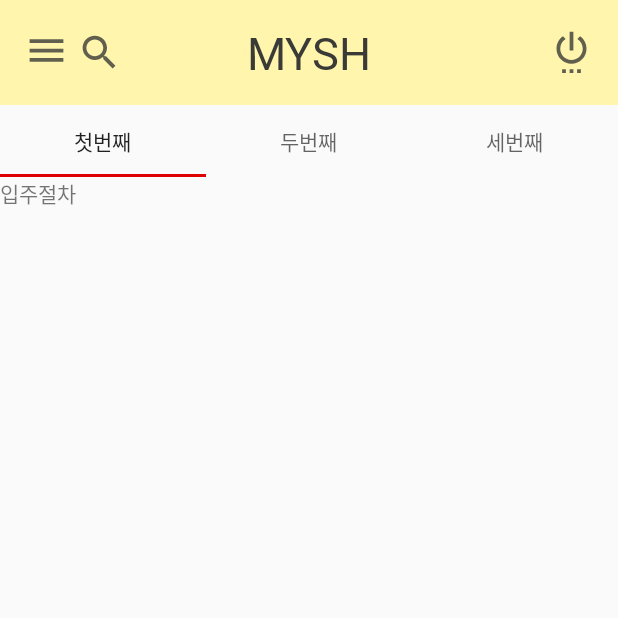
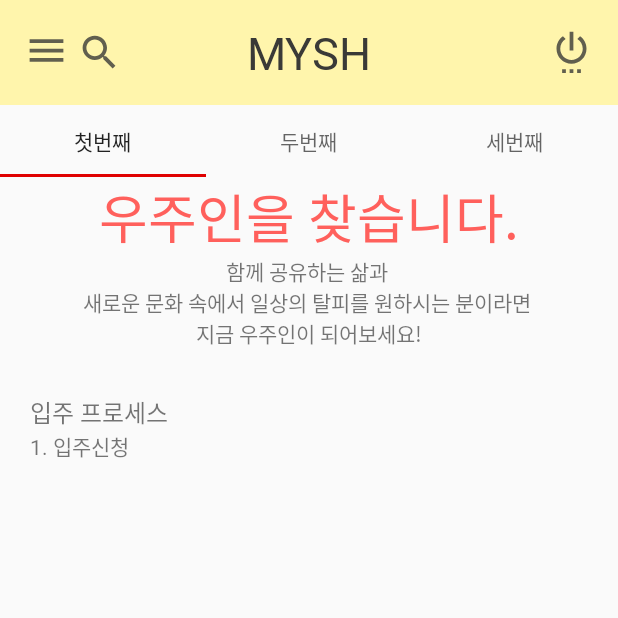
Before and after one commit to littlemary1379/ShareHouse-android-project, an Android app: the HouseManualViewPager1 screen opened directly, with no data from a screen before it, on a phone screen of 412 x 824 dp, the top half of it. Run offline under Robolectric (Android 15) with nearby library versions, the phone set to English and light mode, and no system bars.

Commit message:
첫번째 프레그먼트 내용 추가

```diff
--- a/app/src/main/res/layout/housemanual_viewpage1.xml
+++ b/app/src/main/res/layout/housemanual_viewpage1.xml
@@ -1,11 +1,59 @@
 <?xml version="1.0" encoding="utf-8"?>
-<androidx.constraintlayout.widget.ConstraintLayout
-    xmlns:android="http://schemas.android.com/apk/res/android" android:layout_width="match_parent"
-    android:layout_height="match_parent">
+<LinearLayout xmlns:android="http://schemas.android.com/apk/res/android"
+    android:layout_width="match_parent"
+    android:layout_height="match_parent"
+    xmlns:app="http://schemas.android.com/apk/res-auto"
+    android:orientation="vertical">
 
     <TextView
         android:layout_width="match_parent"
-        android:layout_height="match_parent"
-        android:text="입주절차"/>
+        android:layout_height="wrap_content"
+        android:gravity="center"
+        android:text="우주인을 찾습니다."
+        android:textSize="35sp"
+        android:textColor="@color/colorMainChorale"
+        android:fontFamily="@font/notosanskr_bold"
+        />
+    <TextView
+        android:layout_width="match_parent"
+        android:layout_height="wrap_content"
+        android:gravity="center"
+        android:text="함께 공유하는 삶과 \n새로운 문화 속에서 일상의 탈피를 원하시는 분이라면 \n지금 우주인이 되어보세요!"
+        />
+    <androidx.constraintlayout.widget.ConstraintLayout
+        android:layout_marginTop="30dp"
+        android:layout_width="match_parent"
+        android:layout_height="wrap_content"
+        >
+        <TextView
+            android:id="@+id/tv_movein_process1"
+            android:layout_width="match_parent"
+            android:layout_height="wrap_content"
+            android:layout_marginStart="20dp"
+            android:text="입주 프로세스"
+            android:textSize="16sp"
+            android:fontFamily="@font/notosanskr_bold"
+            app:layout_constraintTop_toTopOf="parent"
+            app:layout_constraintStart_toStartOf="parent"
+            />
+        <LinearLayout
+            android:layout_width="wrap_content"
+            android:layout_height="wrap_content"
+            android:layout_marginStart="20dp"
+            android:orientation="vertical"
+            app:layout_constraintTop_toBottomOf="@id/tv_movein_process1"
+            app:layout_constraintStart_toStartOf="parent"
+            >
+            <TextView
+                android:layout_width="match_parent"
+                android:layout_height="wrap_content"
+                android:text="1. 입주신청"
+                android:fontFamily="@font/notosanskr_light"/>
 
-</androidx.constraintlayout.widget.ConstraintLayout>
+        </LinearLayout>
+
+    </androidx.constraintlayout.widget.ConstraintLayout>
+
+
+
+</LinearLayout>
```
